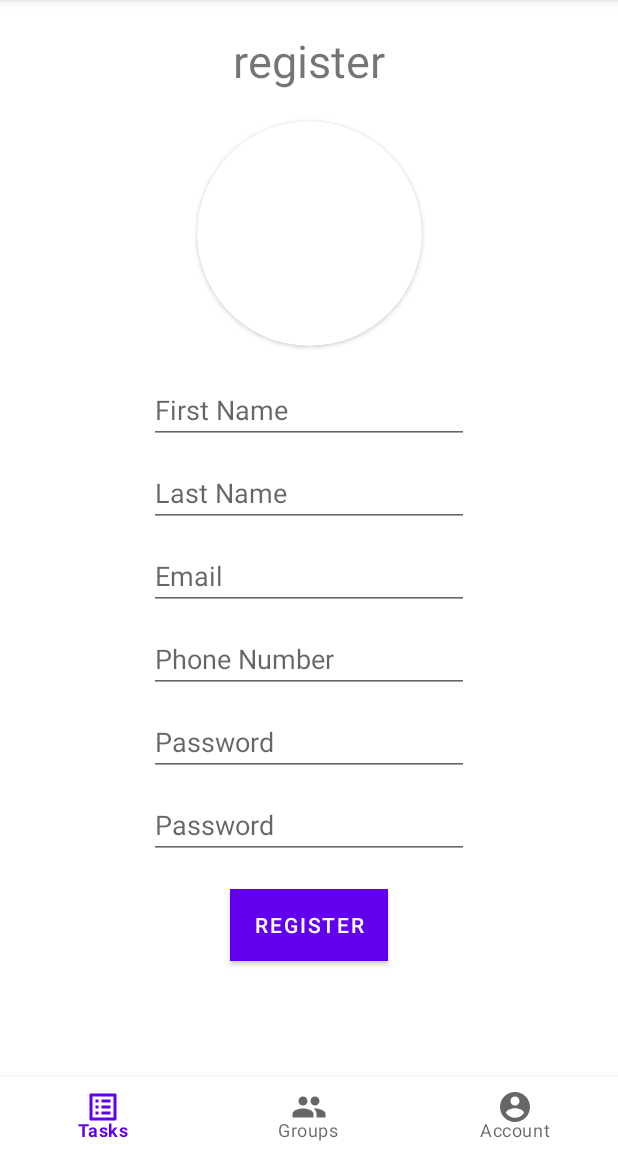
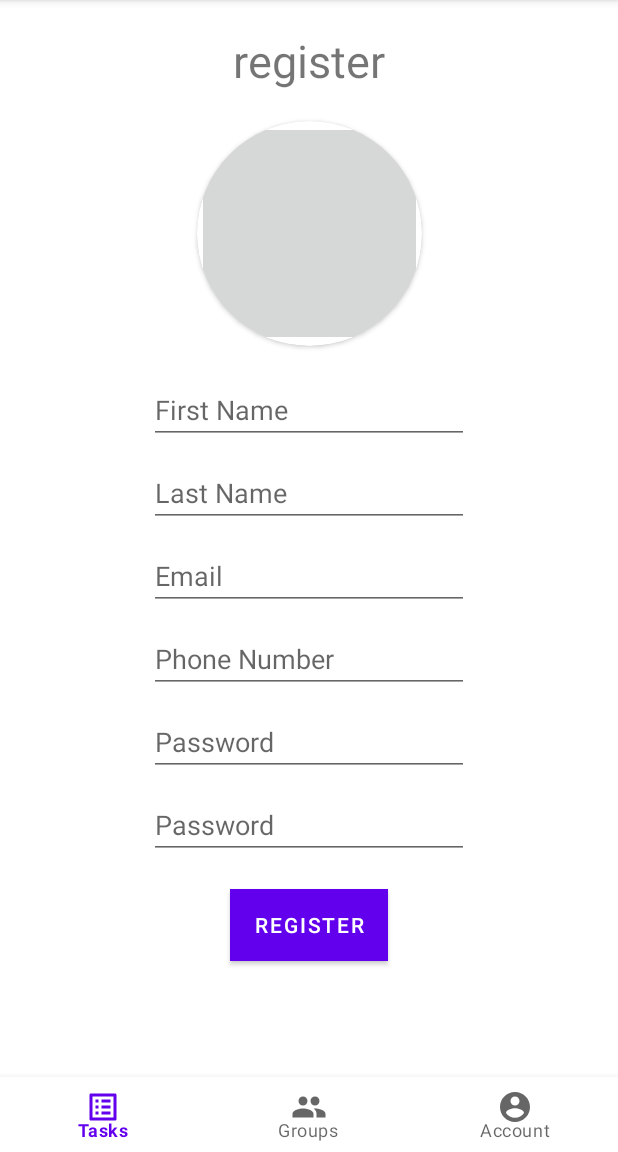
Before and after one commit to noampl/DoiT, an Android app: the RegisterFragment screen opened through its navigation route, on a phone screen of 412 x 824 dp, the part 84-1236 px from its top. Run offline under Robolectric (Android 15) with nearby library versions, the phone set to English and light mode, and no system bars; our stand-ins replace Firebase (no records; nobody signed in at launch, a user with empty details on screens opened directly), data binding, navigation-ui.

Commit message:
added the ability to add profile picture to app

```diff
--- a/app/src/main/java/com/example/doit/view/RegisterFragment.java
+++ b/app/src/main/java/com/example/doit/view/RegisterFragment.java
@@ -1,7 +1,19 @@
 package com.example.doit.view;
 
+import android.Manifest;
+import android.annotation.SuppressLint;
+import android.app.Activity;
+import android.content.Intent;
+import android.content.pm.PackageManager;
+import android.net.Uri;
 import android.os.Bundle;
 
+import androidx.activity.result.ActivityResult;
+import androidx.activity.result.ActivityResultCallback;
+import androidx.activity.result.ActivityResultLauncher;
+import androidx.activity.result.contract.ActivityResultContract;
+import androidx.activity.result.contract.ActivityResultContracts;
+import androidx.core.app.ActivityCompat;
 import androidx.databinding.DataBindingUtil;
 import androidx.fragment.app.Fragment;
 import androidx.lifecycle.ViewModelProvider;
@@ -26,6 +38,19 @@ import com.example.doit.databinding.FragmentRegisterBinding;
 public class RegisterFragment extends Fragment implements IResponseHelper {
     private FragmentRegisterBinding _binding;
     private RegisterViewModel viewModel;
+    ActivityResultLauncher<Intent> pickPhotoResultLauncher = registerForActivityResult(
+            new ActivityResultContracts.StartActivityForResult(),
+            new ActivityResultCallback<ActivityResult>() {
+                @Override
+                public void onActivityResult(ActivityResult result) {
+                    if(result.getResultCode() == Activity.RESULT_OK){
+                        Intent data = result.getData();
+                        Uri uri = data != null ? data.getData() : null;
+                        _binding.profileImageButton.setImageURI(uri);
+                    }
+                }
+            }
+    );
 
     public RegisterFragment() {
         // Required empty public constructor
@@ -48,6 +73,16 @@ public class RegisterFragment extends Fragment implements IResponseHelper {
         viewModel.setResponseHelper(this);
         _binding.setRegisterViewModel(viewModel);
         _binding.setLifecycleOwner(this);
+        _binding.profileImageButton.setOnClickListener(new View.OnClickListener() {
+            @SuppressLint("IntentReset")
+            @Override
+            public void onClick(View v) {
+                Intent pickPhoto = new Intent(Intent.ACTION_PICK, android.provider.MediaStore.Images.Media.EXTERNAL_CONTENT_URI);
+                pickPhoto.setType("image/*");
+                pickPhotoResultLauncher.launch(pickPhoto);
+            }
+        });
+
         return _binding.getRoot();
     }
 
--- a/app/src/main/res/layout/fragment_register.xml
+++ b/app/src/main/res/layout/fragment_register.xml
@@ -42,7 +42,9 @@
             app:cardCornerRadius="250dp"
             android:layout_gravity="center">
 
-        <ImageView
+
+        <ImageButton
+            android:id="@+id/profile_image_button"
             android:layout_width="150dp"
             android:layout_height="150dp"
             android:scaleType="centerCrop"
@@ -149,6 +151,8 @@
             />
 
 
+
+
     </androidx.constraintlayout.widget.ConstraintLayout>
 
 </layout>
```
